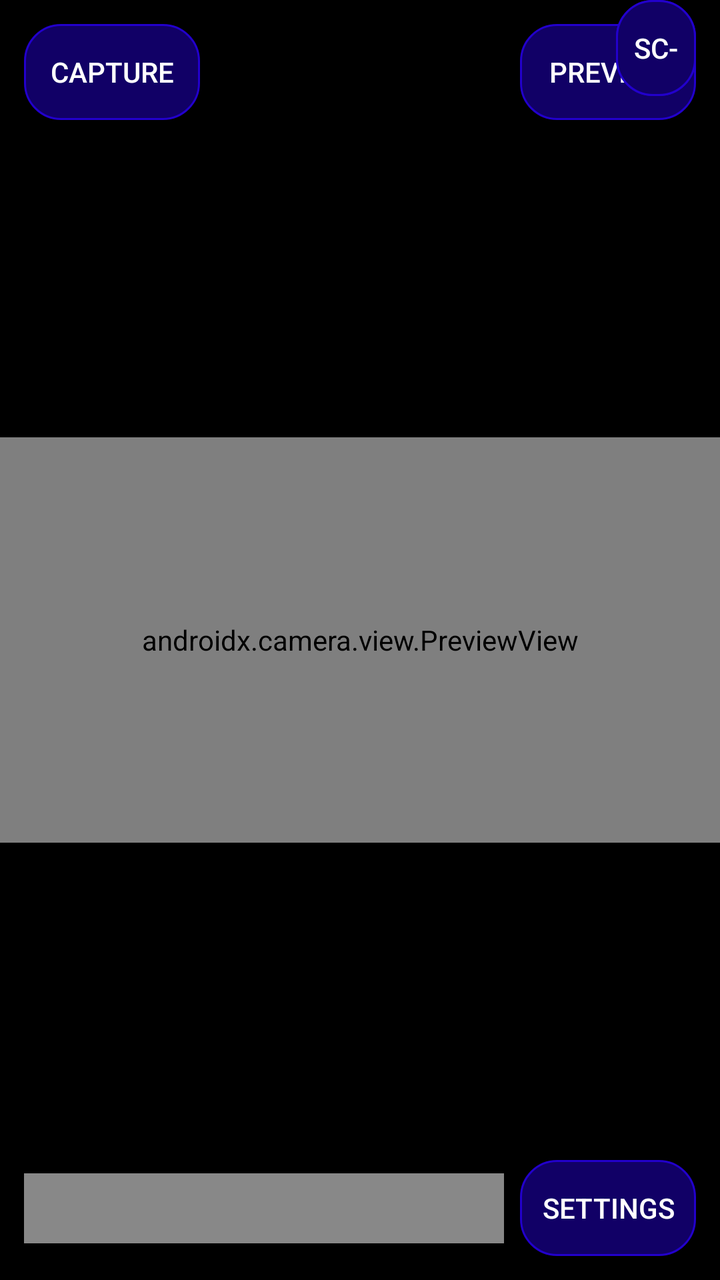
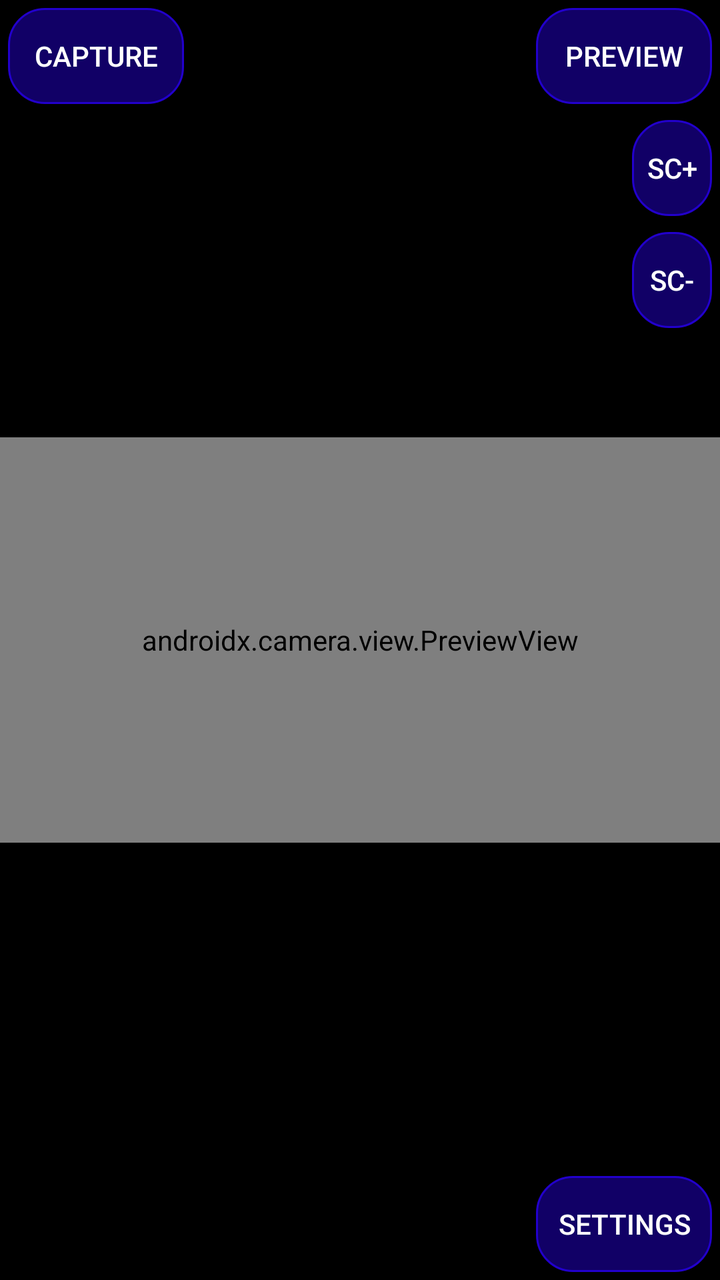

Two renders of the same Android screen: before a commit and after it. Below are the layout's source before the change and the commit's diff.
<!-- AndroidManifest.xml: application theme Theme.AppCompat.Light.NoActionBar -->
<!-- res/layout/activity_main.xml -->
<?xml version="1.0" encoding="utf-8"?>
<androidx.constraintlayout.widget.ConstraintLayout
    xmlns:android="http://schemas.android.com/apk/res/android"
    xmlns:app="http://schemas.android.com/apk/res-auto"
    android:layout_width="match_parent"
    android:layout_height="match_parent"
    android:background="@color/black">

    
    <androidx.camera.view.PreviewView
        android:id="@+id/previewView"
        android:layout_width="0dp"
        android:layout_height="0dp"
        app:layout_constraintTop_toTopOf="parent"
        app:layout_constraintBottom_toBottomOf="parent"
        app:layout_constraintStart_toStartOf="parent"
        app:layout_constraintEnd_toEndOf="parent"
        app:layout_constraintDimensionRatio="16:9" />

    
    <ImageView
        android:id="@+id/onionSkinView"
        android:layout_width="0dp"
        android:layout_height="0dp"
        android:alpha="0.4"
        android:contentDescription="@string/onion_skin"
        android:scaleType="fitCenter"
        app:layout_constraintTop_toTopOf="parent"
        app:layout_constraintBottom_toBottomOf="parent"
        app:layout_constraintStart_toStartOf="parent"
        app:layout_constraintEnd_toEndOf="parent" />

    
    <Button
        android:id="@+id/captureButton"
        android:layout_width="wrap_content"
        android:layout_height="wrap_content"
        android:text="@string/capture_frame"
        android:textColor="@android:color/white"
        android:background="@drawable/rounded"
        app:layout_constraintTop_toTopOf="parent"
        app:layout_constraintStart_toStartOf="parent"
        android:layout_margin="12dp" />

    
    <Button
        android:id="@+id/previewButton"
        android:layout_width="wrap_content"
        android:layout_height="wrap_content"
        android:text="Preview"
        android:textColor="@android:color/white"
        android:background="@drawable/rounded"
        app:layout_constraintTop_toTopOf="parent"
        app:layout_constraintEnd_toEndOf="parent"
        android:layout_margin="12dp" />

    
    <Button
        android:id="@+id/upFolder"
        android:layout_width="40dp"
        android:layout_height="wrap_content"
        android:text="Sc+"
        android:textColor="@android:color/white"
        android:background="@drawable/rounded"
        app:layout_constraintEnd_toEndOf="parent"
        app:layout_constraintTop_toTopOf="parent"
        app:layout_constraintVertical_bias="0.4"
        android:layout_marginEnd="12dp" />

    <Button
        android:id="@+id/downFolder"
        android:layout_width="40dp"
        android:layout_height="wrap_content"
        android:text="Sc-"
        android:textColor="@android:color/white"
        android:background="@drawable/rounded"
        app:layout_constraintEnd_toEndOf="parent"
        app:layout_constraintTop_toTopOf="parent"
        app:layout_constraintVertical_bias="0.55"
        android:layout_marginEnd="12dp" />

    

    
    <Button
        android:id="@+id/settingsButton"
        android:layout_width="wrap_content"
        android:layout_height="wrap_content"
        android:text="Settings"
        android:textColor="@android:color/white"
        android:background="@drawable/rounded"
        app:layout_constraintBottom_toBottomOf="parent"
        app:layout_constraintEnd_toEndOf="parent"
        android:layout_margin="12dp" />

    
    <TextView
        android:id="@+id/label"
        android:layout_width="0dp"
        android:layout_height="wrap_content"
        android:background="#88FFFFFF"
        android:textColor="@color/black"
        android:padding="8dp"

        app:layout_constraintStart_toStartOf="parent"
        app:layout_constraintEnd_toStartOf="@id/settingsButton"
        app:layout_constraintBottom_toBottomOf="@id/settingsButton"
        app:layout_constraintTop_toTopOf="@id/settingsButton"
        android:layout_marginStart="12dp"
        android:layout_marginEnd="8dp" />

</androidx.constraintlayout.widget.ConstraintLayout>
<!-- resources referenced by this layout -->
<resources>
  <color name="black">#FF000000</color>
  <!-- drawable rounded (drawable) -->
  <shape xmlns:android="http://schemas.android.com/apk/res/android">
      <solid android:color="#110066"/>
      <corners android:radius="18dp"/>
      <stroke android:width="1dp" android:color="#2200cc"/>
  </shape>
  <string name="capture_frame">Capture</string>
  <string name="onion_skin">onion skin</string>
</resources>

<!-- the commit's change to res/layout/activity_main.xml (unified diff, before → after) -->
@@ -1,112 +1,92 @@
-<?xml version="1.0" encoding="utf-8"?>
-<androidx.constraintlayout.widget.ConstraintLayout
-    xmlns:android="http://schemas.android.com/apk/res/android"
+<androidx.constraintlayout.widget.ConstraintLayout xmlns:android="http://schemas.android.com/apk/res/android"
     xmlns:app="http://schemas.android.com/apk/res-auto"
+    xmlns:tools="http://schemas.android.com/tools"
     android:layout_width="match_parent"
     android:layout_height="match_parent"
     android:background="@color/black">
 
-    
     <androidx.camera.view.PreviewView
         android:id="@+id/previewView"
         android:layout_width="0dp"
         android:layout_height="0dp"
-        app:layout_constraintTop_toTopOf="parent"
         app:layout_constraintBottom_toBottomOf="parent"
+        app:layout_constraintDimensionRatio="16:9"
+        app:layout_constraintEnd_toEndOf="parent"
         app:layout_constraintStart_toStartOf="parent"
-        app:layout_constraintEnd_toEndOf="parent"
-        app:layout_constraintDimensionRatio="16:9" />
+        app:layout_constraintTop_toTopOf="parent">
 
-    
+    </androidx.camera.view.PreviewView>
+
     <ImageView
         android:id="@+id/onionSkinView"
-        android:layout_width="0dp"
-        android:layout_height="0dp"
+        android:layout_width="match_parent"
+        android:layout_height="match_parent"
         android:alpha="0.4"
         android:contentDescription="@string/onion_skin"
         android:scaleType="fitCenter"
-        app:layout_constraintTop_toTopOf="parent"
-        app:layout_constraintBottom_toBottomOf="parent"
-        app:layout_constraintStart_toStartOf="parent"
-        app:layout_constraintEnd_toEndOf="parent" />
+        android:visibility="visible" />
 
-    
-    <Button
-        android:id="@+id/captureButton"
-        android:layout_width="wrap_content"
-        android:layout_height="wrap_content"
-        android:text="@string/capture_frame"
-        android:textColor="@android:color/white"
-        android:background="@drawable/rounded"
-        app:layout_constraintTop_toTopOf="parent"
-        app:layout_constraintStart_toStartOf="parent"
-        android:layout_margin="12dp" />
+    <GridLayout
+        android:id="@+id/gridLayout"
+        android:layout_width="match_parent"
+        android:layout_height="match_parent"
+        android:columnCount="6"
+        android:rowCount="6"
+        android:useDefaultMargins="true">
 
-    
-    <Button
-        android:id="@+id/previewButton"
-        android:layout_width="wrap_content"
-        android:layout_height="wrap_content"
-        android:text="Preview"
-        android:textColor="@android:color/white"
-        android:background="@drawable/rounded"
-        app:layout_constraintTop_toTopOf="parent"
-        app:layout_constraintEnd_toEndOf="parent"
-        android:layout_margin="12dp" />
+        <Button
+            android:id="@+id/captureButton"
+            android:layout_row="0"
+            android:layout_column="0"
+            android:background="@drawable/rounded"
+            android:textColor="@android:color/white"
+            android:text="@string/capture_frame" />
 
-    
-    <Button
-        android:id="@+id/upFolder"
-        android:layout_width="40dp"
-        android:layout_height="wrap_content"
-        android:text="Sc+"
-        android:textColor="@android:color/white"
-        android:background="@drawable/rounded"
-        app:layout_constraintEnd_toEndOf="parent"
-        app:layout_constraintTop_toTopOf="parent"
-        app:layout_constraintVertical_bias="0.4"
-        android:layout_marginEnd="12dp" />
+        <Button
+            android:id="@+id/previewButton"
+            android:layout_row="0"
+            android:layout_column="5"
+            android:layout_gravity="end"
+            android:background="@drawable/rounded"
+            android:textColor="@android:color/white"
+            android:text="Preview" />
 
-    <Button
-        android:id="@+id/downFolder"
-        android:layout_width="40dp"
-        android:layout_height="wrap_content"
-        android:text="Sc-"
-        android:textColor="@android:color/white"
-        android:background="@drawable/rounded"
-        app:layout_constraintEnd_toEndOf="parent"
-        app:layout_constraintTop_toTopOf="parent"
-        app:layout_constraintVertical_bias="0.55"
-        android:layout_marginEnd="12dp" />
+        <Button
+            android:id="@+id/upFolder"
+            android:layout_row="2"
+            android:layout_column="5"
+            android:layout_width="40dp"
+            android:layout_gravity="end"
+            android:background="@drawable/rounded"
+            android:textColor="@android:color/white"
+            android:text="Sc+" />
 
-    
+        <Button
+            android:id="@+id/downFolder"
+            android:layout_row="3"
+            android:layout_column="5"
+            android:layout_width="40dp"
+            android:layout_gravity="end"
+            android:background="@drawable/rounded"
+            android:textColor="@android:color/white"
+            android:text="Sc-" />
 
-    
-    <Button
-        android:id="@+id/settingsButton"
-        android:layout_width="wrap_content"
-        android:layout_height="wrap_content"
-        android:text="Settings"
-        android:textColor="@android:color/white"
-        android:background="@drawable/rounded"
-        app:layout_constraintBottom_toBottomOf="parent"
-        app:layout_constraintEnd_toEndOf="parent"
-        android:layout_margin="12dp" />
+        <Button
+            android:id="@+id/settingsButton"
+            android:layout_row="5"
+            android:layout_column="5"
+            android:background="@drawable/rounded"
+            android:textColor="@android:color/white"
+            android:text="Settings" />
 
-    
-    <TextView
-        android:id="@+id/label"
-        android:layout_width="0dp"
-        android:layout_height="wrap_content"
-        android:background="#88FFFFFF"
-        android:textColor="@color/black"
-        android:padding="8dp"
+        <TextView
+            android:id="@+id/label"
+            android:layout_column="0"
+            android:layout_row="5"
+            android:layout_columnSpan="6"
+            android:background="#88FFFFFF"
+            android:textColor="@color/black" />
+    </GridLayout>
 
-        app:layout_constraintStart_toStartOf="parent"
-        app:layout_constraintEnd_toStartOf="@id/settingsButton"
-        app:layout_constraintBottom_toBottomOf="@id/settingsButton"
-        app:layout_constraintTop_toTopOf="@id/settingsButton"
-        android:layout_marginStart="12dp"
-        android:layout_marginEnd="8dp" />
 
 </androidx.constraintlayout.widget.ConstraintLayout>
